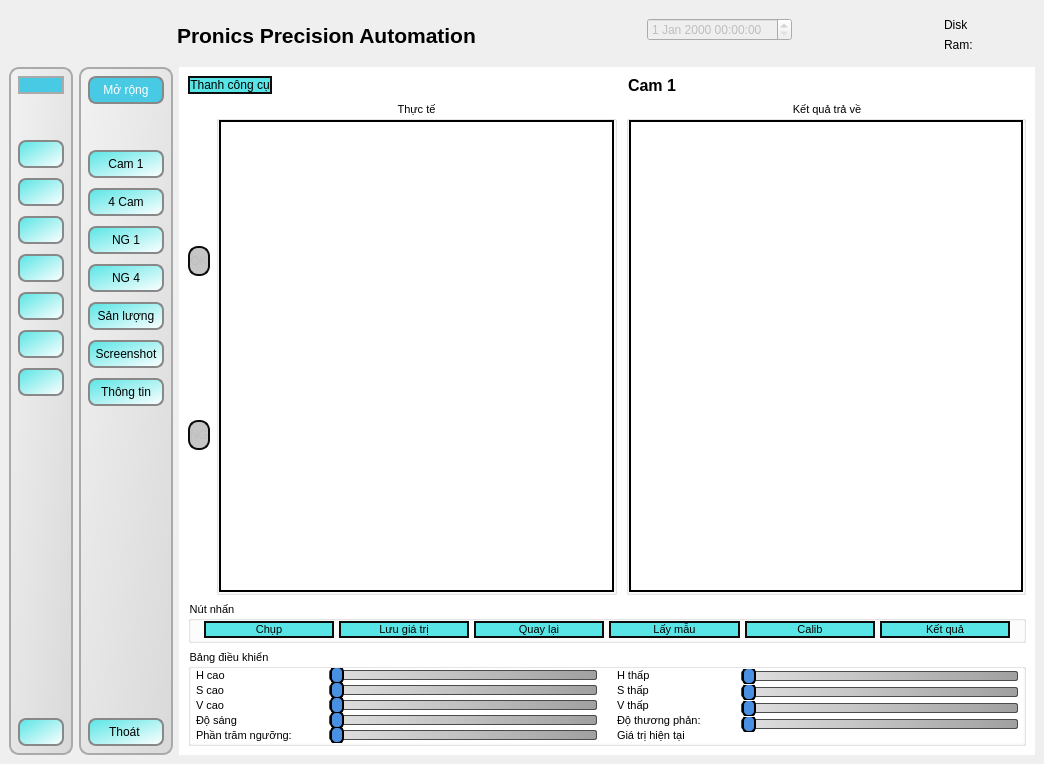
The window that update_main_gui.ui (BingKeyelse/Duy-Nguyen-Project) describes before a commit, drawn with Qt 5.
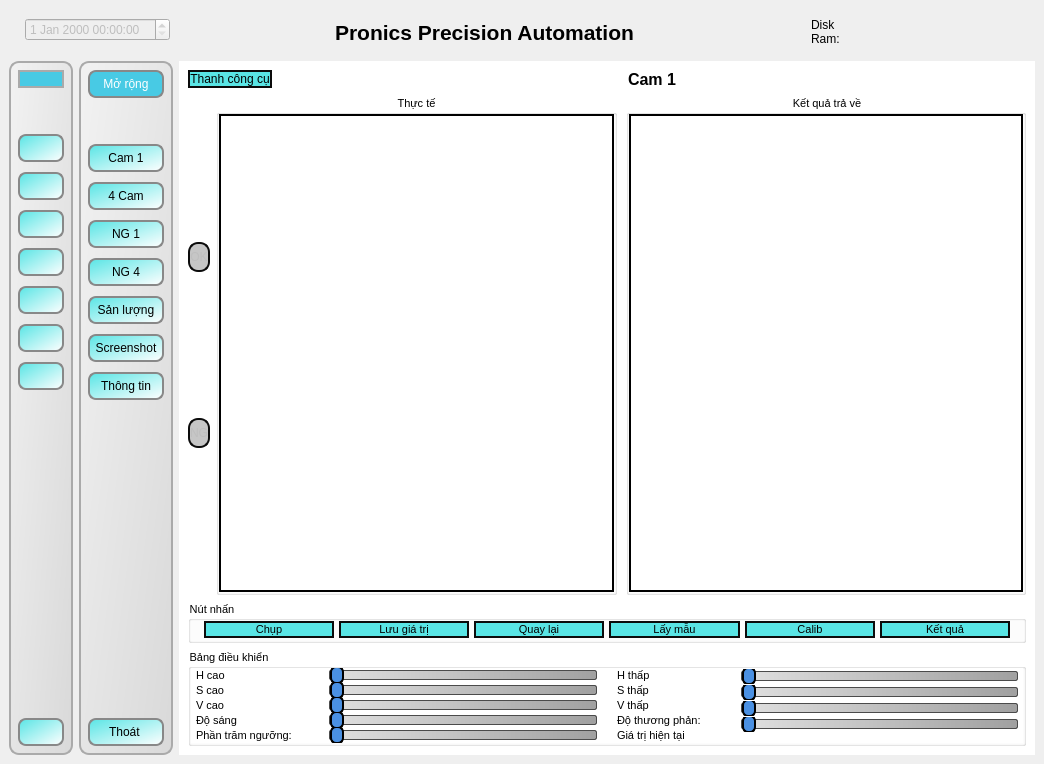
The same window after the commit. Icons and pictures are not drawn.

Diff of the .ui file:
```diff
--- a/update_main_gui.ui
+++ b/update_main_gui.ui
@@ -1283,17 +1283,53 @@
     <item row="0" column="0">
      <widget class="QWidget" name="window_header" native="true">
       <property name="sizePolicy">
-       <sizepolicy hsizetype="Minimum" vsizetype="Minimum">
+       <sizepolicy hsizetype="Expanding" vsizetype="Minimum">
         <horstretch>0</horstretch>
         <verstretch>0</verstretch>
        </sizepolicy>
       </property>
       <layout class="QHBoxLayout" name="horizontalLayout">
+       <item>
+        <layout class="QFormLayout" name="formLayout">
+         <property name="horizontalSpacing">
+          <number>0</number>
+         </property>
+         <property name="verticalSpacing">
+          <number>0</number>
+         </property>
+         <item row="0" column="0">
+          <widget class="QLabel" name="label_2">
+           <property name="text">
+            <string/>
+           </property>
+           <property name="pixmap">
+            <pixmap resource="icons.qrc">:/icon/icons/Time-Monthly-1--Streamline-Ultimate.png</pixmap>
+           </property>
+           <property name="scaledContents">
+            <bool>false</bool>
+           </property>
+           <property name="alignment">
+            <set>Qt::AlignCenter</set>
+           </property>
+          </widget>
+         </item>
+         <item row="0" column="1">
+          <widget class="QDateTimeEdit" name="time_and_day">
+           <property name="enabled">
+            <bool>false</bool>
+           </property>
+          </widget>
+         </item>
+        </layout>
+       </item>
        <item>
         <spacer name="horizontalSpacer">
          <property name="orientation">
           <enum>Qt::Horizontal</enum>
          </property>
+         <property name="sizeType">
+          <enum>QSizePolicy::Minimum</enum>
+         </property>
          <property name="sizeHint" stdset="0">
           <size>
            <width>159</width>
@@ -1314,6 +1350,9 @@
          <property name="text">
           <string>Pronics Precision Automation</string>
          </property>
+         <property name="alignment">
+          <set>Qt::AlignCenter</set>
+         </property>
         </widget>
        </item>
        <item>
@@ -1321,6 +1360,9 @@
          <property name="orientation">
           <enum>Qt::Horizontal</enum>
          </property>
+         <property name="sizeType">
+          <enum>QSizePolicy::Minimum</enum>
+         </property>
          <property name="sizeHint" stdset="0">
           <size>
            <width>158</width>
@@ -1329,54 +1371,14 @@
          </property>
         </spacer>
        </item>
-       <item>
-        <layout class="QFormLayout" name="formLayout">
-         <property name="horizontalSpacing">
-          <number>0</number>
-         </property>
-         <property name="verticalSpacing">
-          <number>0</number>
-         </property>
-         <item row="0" column="0">
-          <widget class="QLabel" name="label_2">
-           <property name="text">
-            <string/>
-           </property>
-           <property name="pixmap">
-            <pixmap resource="icons.qrc">:/icon/icons/Time-Monthly-1--Streamline-Ultimate.png</pixmap>
-           </property>
-           <property name="scaledContents">
-            <bool>false</bool>
-           </property>
-           <property name="alignment">
-            <set>Qt::AlignCenter</set>
-           </property>
-          </widget>
-         </item>
-         <item row="0" column="1">
-          <widget class="QDateTimeEdit" name="time_and_day">
-           <property name="enabled">
-            <bool>false</bool>
-           </property>
-          </widget>
-         </item>
-        </layout>
-       </item>
-       <item>
-        <spacer name="horizontalSpacer_3">
-         <property name="orientation">
-          <enum>Qt::Horizontal</enum>
-         </property>
-         <property name="sizeHint" stdset="0">
-          <size>
-           <width>40</width>
-           <height>20</height>
-          </size>
-         </property>
-        </spacer>
-       </item>
        <item>
         <layout class="QFormLayout" name="formLayout_2">
+         <property name="horizontalSpacing">
+          <number>6</number>
+         </property>
+         <property name="verticalSpacing">
+          <number>0</number>
+         </property>
          <item row="0" column="0">
           <widget class="QLabel" name="label_3">
            <property name="text">
@@ -1407,6 +1409,19 @@
          </item>
         </layout>
        </item>
+       <item>
+        <spacer name="horizontalSpacer_3">
+         <property name="orientation">
+          <enum>Qt::Horizontal</enum>
+         </property>
+         <property name="sizeHint" stdset="0">
+          <size>
+           <width>40</width>
+           <height>20</height>
+          </size>
+         </property>
+        </spacer>
+       </item>
       </layout>
      </widget>
     </item>
```
